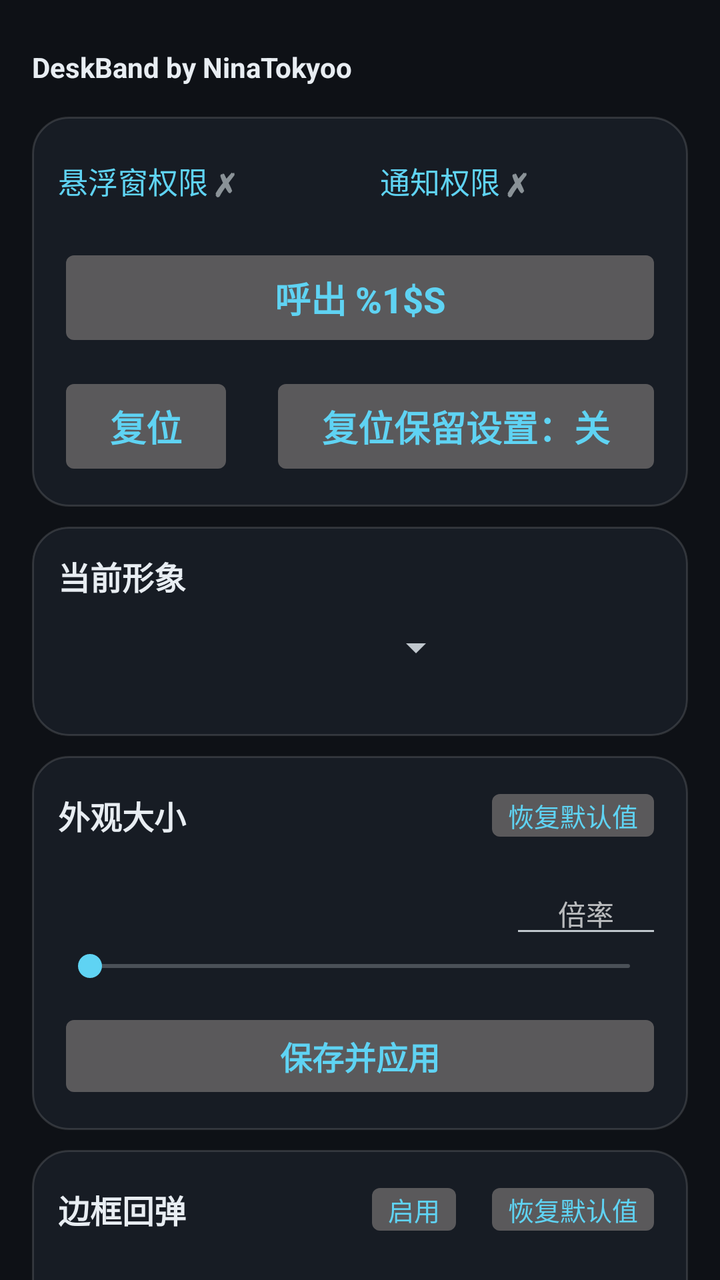
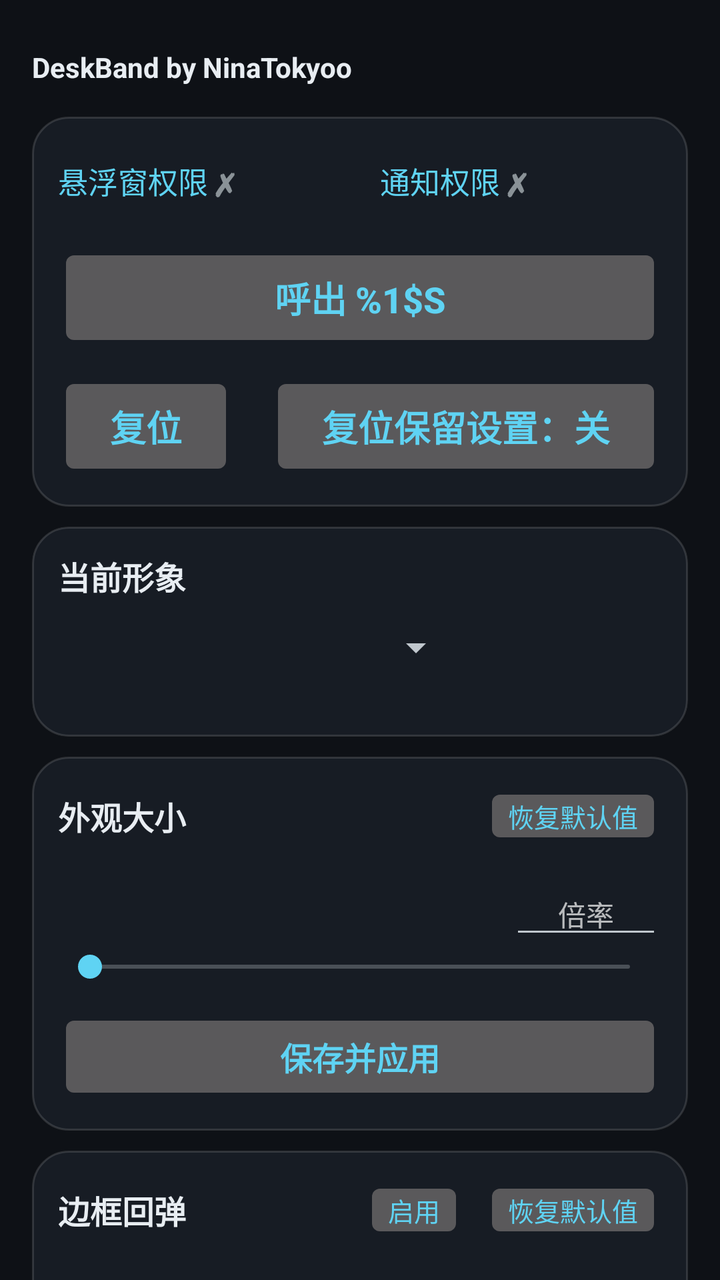

Compare the two renders of this Android layout. The source of the first and the diff that turns it into the second are given below.
<!-- AndroidManifest.xml: application theme AppTheme -->
<!-- res/layout/activity_main.xml -->
<?xml version="1.0" encoding="utf-8"?>
<ScrollView xmlns:android="http://schemas.android.com/apk/res/android"
    android:id="@+id/root"
    android:layout_width="match_parent"
    android:layout_height="match_parent"
    android:fillViewport="true"
    android:background="@color/bg"
    android:overScrollMode="ifContentScrolls"
    android:scrollbarAlwaysDrawVerticalTrack="false"
    android:scrollbars="none">

    <LinearLayout
        android:layout_width="match_parent"
        android:layout_height="wrap_content"
        android:orientation="vertical"
        android:paddingTop="8dp"
        android:paddingBottom="28dp">

        
        <TextView
            android:id="@+id/txtTitle"
            android:layout_width="match_parent"
            android:layout_height="wrap_content"
            android:layout_marginStart="16dp"
            android:layout_marginEnd="16dp"
            android:layout_marginTop="18dp"
            android:layout_marginBottom="6dp"
            android:maxLines="1"
            android:includeFontPadding="false"
            android:text="@string/ui_title"
            android:textColor="@color/text_primary"
            android:textStyle="bold" />

        
        <LinearLayout style="@style/Card" android:tag="card" android:layout_marginStart="16dp" android:layout_marginEnd="16dp">

            
            <LinearLayout
                android:layout_width="match_parent"
                android:layout_height="wrap_content"
                android:orientation="horizontal"
                android:baselineAligned="false">

                <LinearLayout
                    android:id="@+id/rowOverlay"
                    android:layout_width="0dp"
                    android:layout_height="wrap_content"
                    android:layout_weight="1"
                    android:orientation="horizontal"
                    android:gravity="center_vertical"
                    android:background="?android:attr/selectableItemBackground"
                    android:paddingTop="8dp"
                    android:paddingBottom="8dp">

                    <TextView
                        android:id="@+id/txtPermOverlay"
                        android:layout_width="wrap_content"
                        android:layout_height="wrap_content"
                        android:maxLines="1"
                        android:ellipsize="end"
                        android:text="@string/perm_overlay"
                        android:textColor="@color/accent"
                        android:textSize="15sp" />

                    <TextView
                        android:id="@+id/markOverlay"
                        android:layout_width="wrap_content"
                        android:layout_height="wrap_content"
                        android:layout_marginStart="3dp"
                        android:textSize="16sp"
                        android:textStyle="bold"
                        android:text="@string/perm_missing_mark" />
                </LinearLayout>

                <LinearLayout
                    android:id="@+id/rowNotify"
                    android:layout_width="0dp"
                    android:layout_height="wrap_content"
                    android:layout_weight="1"
                    android:layout_marginStart="20dp"
                    android:orientation="horizontal"
                    android:gravity="center_vertical"
                    android:background="?android:attr/selectableItemBackground"
                    android:paddingTop="8dp"
                    android:paddingBottom="8dp">

                    <TextView
                        android:id="@+id/txtPermNotify"
                        android:layout_width="wrap_content"
                        android:layout_height="wrap_content"
                        android:maxLines="1"
                        android:ellipsize="end"
                        android:text="@string/perm_notify"
                        android:textColor="@color/accent"
                        android:textSize="15sp" />

                    <TextView
                        android:id="@+id/markNotify"
                        android:layout_width="wrap_content"
                        android:layout_height="wrap_content"
                        android:layout_marginStart="3dp"
                        android:textSize="16sp"
                        android:textStyle="bold"
                        android:text="@string/perm_missing_mark" />
                </LinearLayout>
            </LinearLayout>

            
            <Button
                android:id="@+id/btnToggle"
                style="@style/BigButton"
                android:layout_marginTop="12dp"
                android:maxLines="1"
                android:ellipsize="end"
                android:text="@string/btn_summon" />

            <LinearLayout
                android:layout_width="match_parent"
                android:layout_height="wrap_content"
                android:layout_marginTop="10dp"
                android:orientation="horizontal"
                android:baselineAligned="false">

                <Button
                    android:id="@+id/btnReset"
                    style="@style/BigButton"
                    android:layout_width="wrap_content"
                    android:layout_height="wrap_content"
                    android:layout_marginTop="0dp"
                    android:paddingStart="26dp"
                    android:paddingEnd="26dp"
                    android:maxLines="1"
                    android:text="@string/btn_reset" />

                <Space
                    android:layout_width="0dp"
                    android:layout_height="1dp"
                    android:layout_weight="1" />

                <Button
                    android:id="@+id/btnResetKeep"
                    style="@style/BigButton"
                    android:layout_width="wrap_content"
                    android:layout_height="wrap_content"
                    android:layout_marginTop="0dp"
                    android:paddingStart="26dp"
                    android:paddingEnd="26dp"
                    android:maxLines="1"
                    android:ellipsize="end"
                    android:text="@string/reset_keep_off" />
            </LinearLayout>
        </LinearLayout>

        
        <LinearLayout
            style="@style/Card"
            android:tag="card"
            android:padding="0dp"
            android:clipToOutline="true"
            android:layout_marginStart="16dp"
            android:layout_marginEnd="16dp">

            <FrameLayout
                android:layout_width="match_parent"
                android:layout_height="wrap_content">

                <LinearLayout
                    android:layout_width="match_parent"
                    android:layout_height="wrap_content"
                    android:orientation="vertical"
                    android:padding="13dp">

                    <TextView
                        style="@style/CardTitle"
                        android:text="@string/section_skin" />

                    <Spinner
                        android:id="@+id/spinnerSkin"
                        android:layout_width="match_parent"
                        android:layout_height="wrap_content"
                        android:layout_marginTop="12dp"
                        android:layout_marginEnd="99dp"
                        android:popupAnimationStyle="@style/SpinnerPopupAnim" />
                </LinearLayout>

                
                <ImageView
                    android:id="@+id/imgCornerPreview"
                    android:layout_width="104dp"
                    android:layout_height="104dp"
                    android:layout_gravity="end|bottom"
                    android:layout_marginEnd="0.75dp"
                    android:layout_marginBottom="0.75dp"
                    android:scaleType="matrix"
                    android:clickable="false"
                    android:focusable="false"
                    android:importantForAccessibility="no" />
            </FrameLayout>
        </LinearLayout>

        
        <LinearLayout style="@style/Card" android:tag="card" android:layout_marginStart="16dp" android:layout_marginEnd="16dp">

            <LinearLayout style="@style/CardTitleRow">

                <TextView
                    style="@style/CardTitle"
                    android:layout_width="0dp"
                    android:layout_weight="1"
                    android:text="@string/section_look" />

                <Button
                    android:id="@+id/btnResetSize"
                    style="@style/CardAction"
                    android:text="@string/restore_default" />
            </LinearLayout>

            
            <LinearLayout
                android:layout_width="match_parent"
                android:layout_height="wrap_content"
                android:layout_marginTop="12dp"
                android:orientation="horizontal"
                android:gravity="center_vertical">

                <TextView
                    android:id="@+id/txtSize"
                    android:layout_width="0dp"
                    android:layout_height="wrap_content"
                    android:layout_weight="1"
                    android:maxLines="1"
                    android:ellipsize="end"
                    android:textColor="@color/text_secondary"
                    android:textSize="13sp" />

                <EditText
                    android:id="@+id/editSize"
                    android:layout_width="76dp"
                    android:layout_height="wrap_content"
                    android:layout_marginStart="10dp"
                    android:inputType="numberDecimal"
                    android:imeOptions="actionDone"
                    android:maxLength="5"
                    android:textSize="14sp"
                    android:gravity="center"
                    android:hint="@string/size_input" />
            </LinearLayout>

            <SeekBar
                android:id="@+id/seekSize"
                android:layout_width="match_parent"
                android:layout_height="wrap_content" />

            <Button
                android:id="@+id/btnSaveSize"
                style="@style/PrimaryButton"
                android:text="@string/save_apply" />
        </LinearLayout>

        
        <LinearLayout style="@style/Card" android:tag="card" android:layout_marginStart="16dp" android:layout_marginEnd="16dp">

            <LinearLayout style="@style/CardTitleRow">

                <TextView
                    style="@style/CardTitle"
                    android:layout_width="0dp"
                    android:layout_weight="1"
                    android:text="@string/section_bounce" />

                
                <Button
                    android:id="@+id/btnBounceToggle"
                    style="@style/CardAction"
                    android:text="@string/bounce_on" />

                <Button
                    android:id="@+id/btnResetBounce"
                    style="@style/CardAction"
                    android:text="@string/restore_default" />
            </LinearLayout>

            
            <LinearLayout
                android:layout_width="match_parent"
                android:layout_height="wrap_content"
                android:layout_marginTop="12dp"
                android:orientation="horizontal"
                android:gravity="center_vertical">

                <TextView
                    android:id="@+id/txtBounceAmp"
                    android:layout_width="0dp"
                    android:layout_height="wrap_content"
                    android:layout_weight="1"
                    android:maxLines="1"
                    android:ellipsize="end"
                    android:textColor="@color/text_secondary"
                    android:textSize="13sp" />

                <EditText
                    android:id="@+id/editBounceAmp"
                    android:layout_width="76dp"
                    android:layout_height="wrap_content"
                    android:layout_marginStart="10dp"
                    android:inputType="numberDecimal"
                    android:imeOptions="actionDone"
                    android:maxLength="5"
                    android:textSize="14sp"
                    android:gravity="center"
                    android:hint="@string/bounce_amp_input" />
            </LinearLayout>

            <SeekBar
                android:id="@+id/seekBounceAmp"
                android:layout_width="match_parent"
                android:layout_height="wrap_content" />

            
            <LinearLayout
                android:layout_width="match_parent"
                android:layout_height="wrap_content"
                android:layout_marginTop="8dp"
                android:orientation="horizontal"
                android:gravity="center_vertical">

                <TextView
                    android:id="@+id/txtBounceMs"
                    android:layout_width="0dp"
                    android:layout_height="wrap_content"
                    android:layout_weight="1"
                    android:maxLines="1"
                    android:ellipsize="end"
                    android:textColor="@color/text_secondary"
                    android:textSize="13sp" />

                <EditText
                    android:id="@+id/editBounceMs"
                    android:layout_width="76dp"
                    android:layout_height="wrap_content"
                    android:layout_marginStart="10dp"
                    android:inputType="numberDecimal"
                    android:imeOptions="actionDone"
                    android:maxLength="5"
                    android:textSize="14sp"
                    android:gravity="center"
                    android:hint="@string/bounce_ms_input" />
            </LinearLayout>

            <SeekBar
                android:id="@+id/seekBounceMs"
                android:layout_width="match_parent"
                android:layout_height="wrap_content" />

            <Button
                android:id="@+id/btnSaveBounce"
                style="@style/PrimaryButton"
                android:text="@string/save_apply" />
        </LinearLayout>

        
        <LinearLayout style="@style/Card" android:tag="card" android:layout_marginStart="16dp" android:layout_marginEnd="16dp">

            <TextView
                style="@style/CardTitle"
                android:text="@string/section_notify" />

            <EditText
                android:id="@+id/editNotify"
                android:layout_width="match_parent"
                android:layout_height="wrap_content"
                android:layout_marginTop="12dp"
                android:inputType="text"
                android:imeOptions="actionDone"
                android:maxLength="40"
                android:maxLines="2"
                android:textSize="15sp"
                android:hint="@string/notify_input" />

            <TextView
                android:id="@+id/txtNotifyCount"
                android:layout_width="match_parent"
                android:layout_height="wrap_content"
                android:layout_marginTop="4dp"
                android:textColor="@color/text_secondary"
                android:textSize="12sp" />

            <Button
                android:id="@+id/btnSaveNotify"
                style="@style/PrimaryButton"
                android:layout_marginTop="10dp"
                android:text="@string/save_apply" />
        </LinearLayout>

        
        <LinearLayout
            style="@style/Card"
            android:tag="card"
            android:layout_marginStart="16dp"
            android:layout_marginEnd="16dp">

            <TextView
                style="@style/CardTitle"
                android:text="@string/section_theme" />

            <Spinner
                android:id="@+id/spinnerTheme"
                android:layout_width="match_parent"
                android:layout_height="wrap_content"
                android:layout_marginTop="12dp"
                android:popupAnimationStyle="@style/SpinnerPopupAnim" />
        </LinearLayout>
    </LinearLayout>
</ScrollView>
<!-- resources referenced by this layout -->
<resources>
  <color name="accent">#5FD3F3</color>
  <color name="bg">#0E1116</color>
  <color name="text_primary">#E8EDF2</color>
  <color name="text_secondary">#93A1B0</color>
  <string name="bounce_amp_input">倍率</string>
  <string name="bounce_ms_input">倍率</string>
  <string name="bounce_on">启用</string>
  <string name="btn_reset">复位</string>
  <string name="btn_summon">呼出 %1$s</string>
  <string name="notify_input">留空使用默认文案</string>
  <string name="perm_missing_mark">✗</string>
  <string name="perm_notify">通知权限</string>
  <string name="perm_overlay">悬浮窗权限</string>
  <string name="reset_keep_off">复位保留设置：关</string>
  <string name="restore_default">恢复默认值</string>
  <string name="save_apply">保存并应用</string>
  <string name="section_bounce">边框回弹</string>
  <string name="section_look">外观大小</string>
  <string name="section_notify">通知栏内容</string>
  <string name="section_skin">当前形象</string>
  <string name="section_theme">外观模式</string>
  <string name="size_input">倍率</string>
  <string name="ui_title">DeskBand by NinaTokyoo</string>
  <style name="BigButton" parent="PrimaryButton">
          <item name="android:textSize">18sp</item>
          <item name="android:paddingTop">14dp</item>
          <item name="android:paddingBottom">14dp</item>
          <item name="android:layout_marginTop">12dp</item>
      </style>
  <style name="Card">
          <item name="android:layout_width">match_parent</item>
          <item name="android:layout_height">wrap_content</item>
          <item name="android:orientation">vertical</item>
          <item name="android:background">@drawable/card_bg</item>
          <item name="android:padding">13dp</item>
          <item name="android:layout_marginTop">10dp</item>
      </style>
  <style name="CardTitle">
          <item name="android:layout_width">wrap_content</item>
          <item name="android:layout_height">wrap_content</item>
          <item name="android:textColor">@color/text_primary</item>
          <item name="android:textSize">16sp</item>
          <item name="android:textStyle">bold</item>
      </style>
  <style name="CardTitleRow">
          <item name="android:layout_width">match_parent</item>
          <item name="android:layout_height">wrap_content</item>
          <item name="android:orientation">horizontal</item>
          <item name="android:gravity">center_vertical</item>
      </style>
  <style name="PrimaryButton">
          <item name="android:layout_width">match_parent</item>
          <item name="android:layout_height">wrap_content</item>
          <item name="android:layout_marginTop">12dp</item>
          <item name="android:textColor">@color/accent</item>
          <item name="android:textSize">16sp</item>
          <item name="android:textStyle">bold</item>
          <item name="android:paddingTop">11dp</item>
          <item name="android:paddingBottom">11dp</item>
          <item name="android:stateListAnimator">@null</item>
      </style>
  <style name="SpinnerPopupAnim">
          <item name="android:windowEnterAnimation">@android:anim/fade_in</item>
          <item name="android:windowExitAnimation">@android:anim/fade_out</item>
      </style>
  <style name="AppTheme" parent="@android:style/Theme.DeviceDefault.NoActionBar">
          <item name="android:windowBackground">@color/bg</item>
          <item name="android:colorAccent">@color/accent</item>
          <item name="android:statusBarColor">@android:color/transparent</item>
          <item name="android:navigationBarColor">@android:color/transparent</item>
          <item name="android:windowLightStatusBar">false</item>
      </style>
  <!-- drawable card_bg (drawable) -->
  <?xml version="1.0" encoding="utf-8"?>
  <shape xmlns:android="http://schemas.android.com/apk/res/android"
      android:shape="rectangle">
      <solid android:color="@color/card" />
      <corners android:radius="18dp" />
      <stroke android:width="1dp" android:color="@color/card_stroke" />
  </shape>
  <color name="card">#171C24</color>
  <color name="card_stroke">#22FFFFFF</color>
  <!-- unchanged entries left out for length: 1 -->
</resources>

<!-- the commit's change to res/layout/activity_main.xml (unified diff, before → after) -->
@@ -189,8 +189,8 @@
                     android:layout_width="104dp"
                     android:layout_height="104dp"
                     android:layout_gravity="end|bottom"
-                    android:layout_marginEnd="0.75dp"
-                    android:layout_marginBottom="0.75dp"
+                    android:layout_marginEnd="1dp"
+                    android:layout_marginBottom="1dp"
                     android:scaleType="matrix"
                     android:clickable="false"
                     android:focusable="false"
